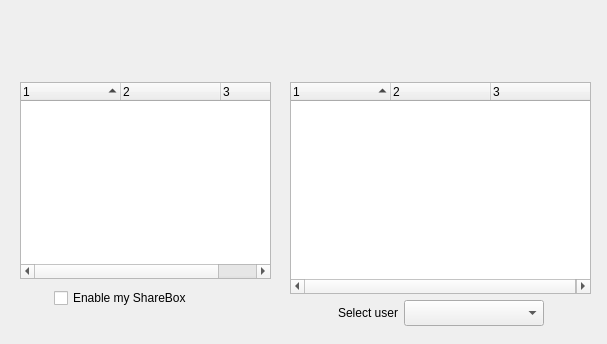
This is src/desktop/GuiShareBox.ui in Stkai/BeeBEEP as Qt 5 draws it before an edit. The edited form follows.
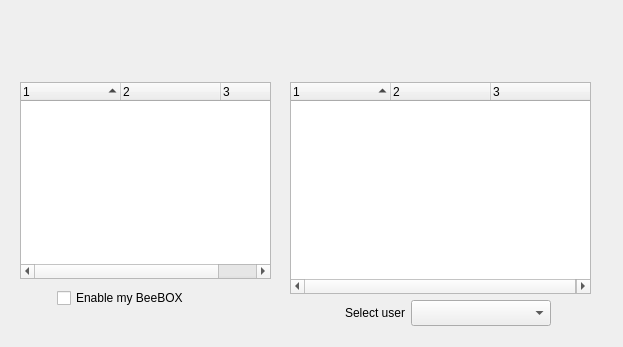
This is the edited form. Icons and pictures are not drawn. Custom widgets are drawn as their Qt base class.

Diff of the .ui file:
```diff
--- a/src/desktop/GuiShareBox.ui
+++ b/src/desktop/GuiShareBox.ui
@@ -6,8 +6,8 @@
    <rect>
     <x>0</x>
     <y>0</y>
-    <width>607</width>
-    <height>344</height>
+    <width>623</width>
+    <height>347</height>
    </rect>
   </property>
   <property name="windowTitle">
@@ -165,7 +165,7 @@
          <enum>Qt::LeftToRight</enum>
         </property>
         <property name="text">
-         <string>Enable my ShareBox</string>
+         <string>Enable my BeeBOX</string>
         </property>
        </widget>
       </item>
@@ -560,7 +560,7 @@
         </property>
         <property name="minimumSize">
          <size>
-          <width>60</width>
+          <width>75</width>
           <height>26</height>
          </size>
         </property>
```
